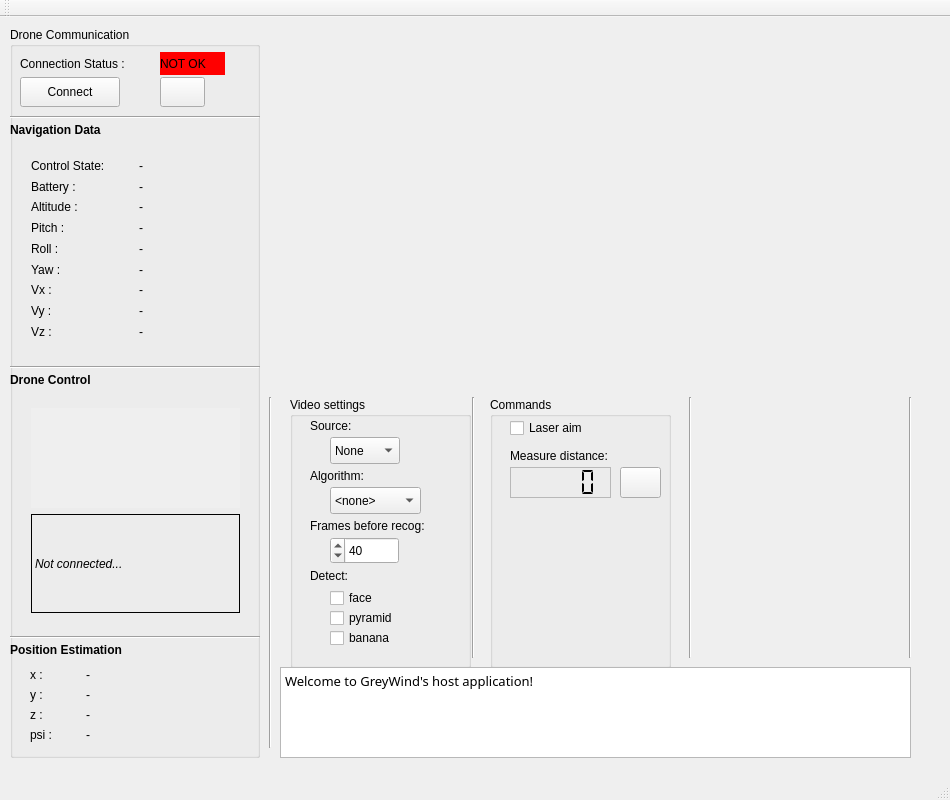
Before: the Qt Designer form HostApplication/GUI/mainwindow.ui in Nicobite/GreyWind, drawn with Qt 5.
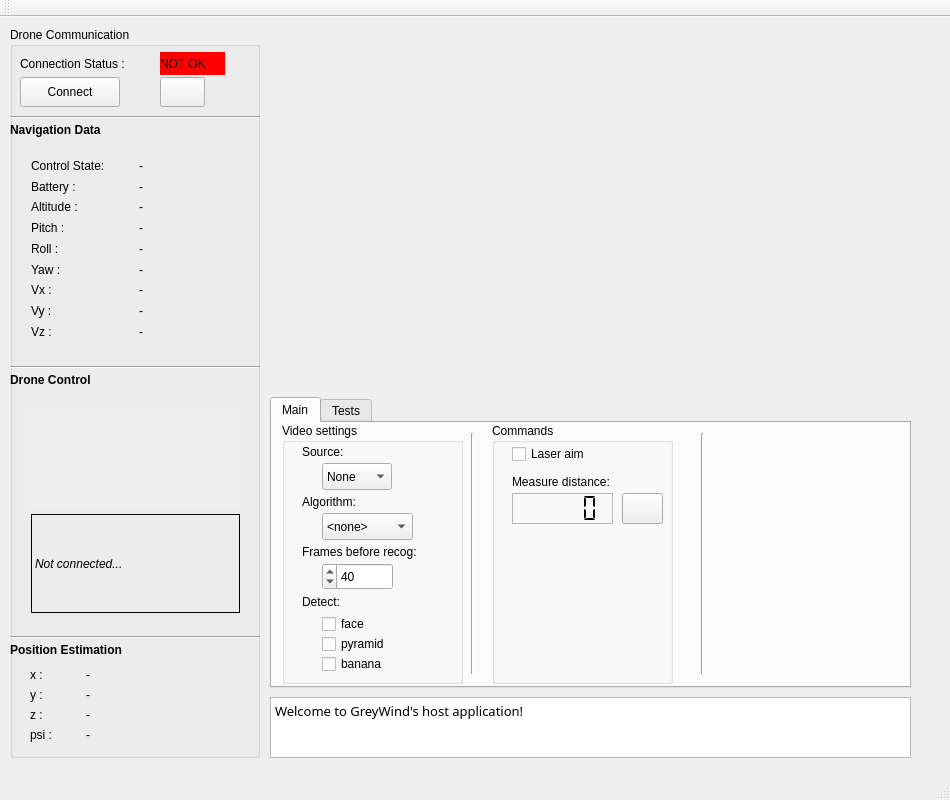
After: the same form once the commit is applied. Icons and pictures are not drawn. Custom widgets are drawn as their Qt base class.

Diff of the .ui file:
```diff
--- a/HostApplication/GUI/mainwindow.ui
+++ b/HostApplication/GUI/mainwindow.ui
@@ -38,326 +38,13 @@
    <enum>Qt::ToolButtonIconOnly</enum>
   </property>
   <widget class="QWidget" name="centralWidget">
-   <widget class="QGroupBox" name="groupBox">
-    <property name="geometry">
-     <rect>
-      <x>290</x>
-      <y>380</y>
-      <width>181</width>
-      <height>271</height>
-     </rect>
-    </property>
-    <property name="title">
-     <string>Video settings</string>
-    </property>
-    <widget class="QLabel" name="label">
-     <property name="geometry">
-      <rect>
-       <x>20</x>
-       <y>20</y>
-       <width>67</width>
-       <height>17</height>
-      </rect>
-     </property>
-     <property name="text">
-      <string>Source:</string>
-     </property>
-    </widget>
-    <widget class="QComboBox" name="srcSelect">
-     <property name="geometry">
-      <rect>
-       <x>40</x>
-       <y>40</y>
-       <width>70</width>
-       <height>27</height>
-      </rect>
-     </property>
-     <property name="focusPolicy">
-      <enum>Qt::NoFocus</enum>
-     </property>
-     <item>
-      <property name="text">
-       <string>None</string>
-      </property>
-     </item>
-     <item>
-      <property name="text">
-       <string>Local</string>
-      </property>
-     </item>
-     <item>
-      <property name="text">
-       <string>TCP</string>
-      </property>
-     </item>
-    </widget>
-    <widget class="QLabel" name="label_4">
-     <property name="geometry">
-      <rect>
-       <x>20</x>
-       <y>170</y>
-       <width>51</width>
-       <height>17</height>
-      </rect>
-     </property>
-     <property name="text">
-      <string>Detect:</string>
-     </property>
-    </widget>
-    <widget class="QComboBox" name="algSelect">
-     <property name="geometry">
-      <rect>
-       <x>40</x>
-       <y>90</y>
-       <width>91</width>
-       <height>27</height>
-      </rect>
-     </property>
-     <property name="focusPolicy">
-      <enum>Qt::NoFocus</enum>
-     </property>
-     <item>
-      <property name="text">
-       <string>&lt;none&gt;</string>
-      </property>
-     </item>
-     <item>
-      <property name="text">
-       <string>Haar</string>
-      </property>
-     </item>
-     <item>
-      <property name="text">
-       <string>...</string>
-      </property>
-     </item>
-    </widget>
-    <widget class="QDoubleSpinBox" name="framesB4Detect">
-     <property name="geometry">
-      <rect>
-       <x>40</x>
-       <y>140</y>
-       <width>69</width>
-       <height>27</height>
-      </rect>
-     </property>
-     <property name="focusPolicy">
-      <enum>Qt::ClickFocus</enum>
-     </property>
-     <property name="toolTip">
-      <string notr="true" comment="WARNING: the lower the number, the greater the LAAAG">&lt;html&gt;&lt;head/&gt;&lt;body&gt;&lt;p&gt;WARNING: The lower the number, the heavier the LAAAG&lt;/p&gt;&lt;/body&gt;&lt;/html&gt;</string>
-     </property>
-     <property name="whatsThis">
-      <string>&lt;html&gt;&lt;head/&gt;&lt;body&gt;&lt;p&gt;rqsdfsfd&lt;/p&gt;&lt;/body&gt;&lt;/html&gt;</string>
-     </property>
-     <property name="layoutDirection">
-      <enum>Qt::RightToLeft</enum>
-     </property>
-     <property name="keyboardTracking">
-      <bool>false</bool>
-     </property>
-     <property name="decimals">
-      <number>0</number>
-     </property>
-     <property name="maximum">
-      <double>200.000000000000000</double>
-     </property>
-     <property name="value">
-      <double>40.000000000000000</double>
-     </property>
-    </widget>
-    <widget class="QLabel" name="label_2">
-     <property name="geometry">
-      <rect>
-       <x>20</x>
-       <y>70</y>
-       <width>91</width>
-       <height>17</height>
-      </rect>
-     </property>
-     <property name="text">
-      <string>Algorithm:</string>
-     </property>
-    </widget>
-    <widget class="QLabel" name="label_3">
-     <property name="geometry">
-      <rect>
-       <x>20</x>
-       <y>120</y>
-       <width>161</width>
-       <height>17</height>
-      </rect>
-     </property>
-     <property name="text">
-      <string>Frames before recog:</string>
-     </property>
-    </widget>
-    <widget class="QWidget" name="tasksCheckboxes" native="true">
-     <property name="geometry">
-      <rect>
-       <x>30</x>
-       <y>180</y>
-       <width>120</width>
-       <height>80</height>
-      </rect>
-     </property>
-     <widget class="QCheckBox" name="face">
-      <property name="geometry">
-       <rect>
-        <x>10</x>
-        <y>10</y>
-        <width>97</width>
-        <height>22</height>
-       </rect>
-      </property>
-      <property name="focusPolicy">
-       <enum>Qt::NoFocus</enum>
-      </property>
-      <property name="text">
-       <string>face</string>
-      </property>
-     </widget>
-     <widget class="QCheckBox" name="banana">
-      <property name="geometry">
-       <rect>
-        <x>10</x>
-        <y>50</y>
-        <width>97</width>
-        <height>22</height>
-       </rect>
-      </property>
-      <property name="focusPolicy">
-       <enum>Qt::NoFocus</enum>
-      </property>
-      <property name="text">
-       <string>banana</string>
-      </property>
-     </widget>
-     <widget class="QCheckBox" name="pyramid">
-      <property name="geometry">
-       <rect>
-        <x>10</x>
-        <y>30</y>
-        <width>97</width>
-        <height>22</height>
-       </rect>
-      </property>
-      <property name="focusPolicy">
-       <enum>Qt::NoFocus</enum>
-      </property>
-      <property name="text">
-       <string>pyramid</string>
-      </property>
-     </widget>
-    </widget>
-   </widget>
-   <widget class="QGroupBox" name="groupBox_2">
-    <property name="geometry">
-     <rect>
-      <x>490</x>
-      <y>380</y>
-      <width>181</width>
-      <height>271</height>
-     </rect>
-    </property>
-    <property name="title">
-     <string>Commands</string>
-    </property>
-    <widget class="QLabel" name="label_6">
-     <property name="geometry">
-      <rect>
-       <x>20</x>
-       <y>50</y>
-       <width>131</width>
-       <height>17</height>
-      </rect>
-     </property>
-     <property name="text">
-      <string>Measure distance:</string>
-     </property>
-    </widget>
-    <widget class="QCheckBox" name="laserOn">
-     <property name="geometry">
-      <rect>
-       <x>20</x>
-       <y>20</y>
-       <width>97</width>
-       <height>22</height>
-      </rect>
-     </property>
-     <property name="focusPolicy">
-      <enum>Qt::NoFocus</enum>
-     </property>
-     <property name="text">
-      <string>Laser aim</string>
-     </property>
-    </widget>
-    <widget class="QLCDNumber" name="distanceDisplay">
-     <property name="geometry">
-      <rect>
-       <x>20</x>
-       <y>70</y>
-       <width>101</width>
-       <height>31</height>
-      </rect>
-     </property>
-     <property name="toolTip">
-      <string>&lt;html&gt;&lt;head/&gt;&lt;body&gt;&lt;p&gt;(centimeters)&lt;/p&gt;&lt;/body&gt;&lt;/html&gt;</string>
-     </property>
-     <property name="frameShape">
-      <enum>QFrame::StyledPanel</enum>
-     </property>
-     <property name="segmentStyle">
-      <enum>QLCDNumber::Flat</enum>
-     </property>
-    </widget>
-    <widget class="QPushButton" name="getDistance">
-     <property name="geometry">
-      <rect>
-       <x>130</x>
-       <y>70</y>
-       <width>41</width>
-       <height>31</height>
-      </rect>
-     </property>
-     <property name="focusPolicy">
-      <enum>Qt::NoFocus</enum>
-     </property>
-     <property name="text">
-      <string/>
-     </property>
-     <property name="icon">
-      <iconset resource="../HostApplication.qrc">
-       <normaloff>:/HostApplication/ressources/system-software-update.png</normaloff>:/HostApplication/ressources/system-software-update.png</iconset>
-     </property>
-     <property name="iconSize">
-      <size>
-       <width>24</width>
-       <height>24</height>
-      </size>
-     </property>
-    </widget>
-   </widget>
-   <widget class="Line" name="line">
-    <property name="geometry">
-     <rect>
-      <x>463</x>
-      <y>380</y>
-      <width>20</width>
-      <height>261</height>
-     </rect>
-    </property>
-    <property name="orientation">
-     <enum>Qt::Vertical</enum>
-    </property>
-   </widget>
    <widget class="QPlainTextEdit" name="cuteConsole">
     <property name="geometry">
      <rect>
-      <x>280</x>
-      <y>650</y>
-      <width>631</width>
-      <height>91</height>
+      <x>270</x>
+      <y>680</y>
+      <width>641</width>
+      <height>61</height>
      </rect>
     </property>
     <property name="font">
@@ -390,45 +77,6 @@
      <bool>false</bool>
     </property>
    </widget>
-   <widget class="Line" name="line_2">
-    <property name="geometry">
-     <rect>
-      <x>680</x>
-      <y>380</y>
-      <width>20</width>
-      <height>261</height>
-     </rect>
-    </property>
-    <property name="orientation">
-     <enum>Qt::Vertical</enum>
-    </property>
-   </widget>
-   <widget class="Line" name="line_3">
-    <property name="geometry">
-     <rect>
-      <x>900</x>
-      <y>380</y>
-      <width>20</width>
-      <height>261</height>
-     </rect>
-    </property>
-    <property name="orientation">
-     <enum>Qt::Vertical</enum>
-    </property>
-   </widget>
-   <widget class="Line" name="line_4">
-    <property name="geometry">
-     <rect>
-      <x>260</x>
-      <y>380</y>
-      <width>20</width>
-      <height>351</height>
-     </rect>
-    </property>
-    <property name="orientation">
-     <enum>Qt::Vertical</enum>
-    </property>
-   </widget>
    <widget class="QGroupBox" name="groupBox_3">
     <property name="geometry">
      <rect>
@@ -1468,6 +1116,355 @@
      </size>
     </property>
    </widget>
+   <widget class="QTabWidget" name="mainTabWidget">
+    <property name="geometry">
+     <rect>
+      <x>270</x>
+      <y>380</y>
+      <width>641</width>
+      <height>291</height>
+     </rect>
+    </property>
+    <property name="currentIndex">
+     <number>0</number>
+    </property>
+    <widget class="QWidget" name="tab">
+     <attribute name="title">
+      <string>Main</string>
+     </attribute>
+     <widget class="QGroupBox" name="groupBox">
+      <property name="geometry">
+       <rect>
+        <x>10</x>
+        <y>0</y>
+        <width>181</width>
+        <height>261</height>
+       </rect>
+      </property>
+      <property name="title">
+       <string>Video settings</string>
+      </property>
+      <widget class="QLabel" name="label">
+       <property name="geometry">
+        <rect>
+         <x>20</x>
+         <y>20</y>
+         <width>67</width>
+         <height>17</height>
+        </rect>
+       </property>
+       <property name="text">
+        <string>Source:</string>
+       </property>
+      </widget>
+      <widget class="QComboBox" name="srcSelect">
+       <property name="geometry">
+        <rect>
+         <x>40</x>
+         <y>40</y>
+         <width>70</width>
+         <height>27</height>
+        </rect>
+       </property>
+       <property name="focusPolicy">
+        <enum>Qt::NoFocus</enum>
+       </property>
+       <item>
+        <property name="text">
+         <string>None</string>
+        </property>
+       </item>
+       <item>
+        <property name="text">
+         <string>Local</string>
+        </property>
+       </item>
+       <item>
+        <property name="text">
+         <string>TCP</string>
+        </property>
+       </item>
+      </widget>
+      <widget class="QLabel" name="label_4">
+       <property name="geometry">
+        <rect>
+         <x>20</x>
+         <y>170</y>
+         <width>51</width>
+         <height>17</height>
+        </rect>
+       </property>
+       <property name="text">
+        <string>Detect:</string>
+       </property>
+      </widget>
+      <widget class="QComboBox" name="algSelect">
+       <property name="geometry">
+        <rect>
+         <x>40</x>
+         <y>90</y>
+         <width>91</width>
+         <height>27</height>
+        </rect>
+       </property>
+       <property name="focusPolicy">
+        <enum>Qt::NoFocus</enum>
+       </property>
+       <item>
+        <property name="text">
+         <string>&lt;none&gt;</string>
+        </property>
+       </item>
+       <item>
+        <property name="text">
+         <string>Haar</string>
+        </property>
+       </item>
+       <item>
+        <property name="text">
+         <string>...</string>
+        </property>
+       </item>
+      </widget>
+      <widget class="QDoubleSpinBox" name="framesB4Detect">
+       <property name="geometry">
+        <rect>
+         <x>40</x>
+         <y>140</y>
+         <width>71</width>
+         <height>27</height>
+        </rect>
+       </property>
+       <property name="focusPolicy">
+        <enum>Qt::ClickFocus</enum>
+       </property>
+       <property name="toolTip">
+        <string notr="true" comment="WARNING: the lower the number, the greater the LAAAG">&lt;html&gt;&lt;head/&gt;&lt;body&gt;&lt;p&gt;WARNING: The lower the number, the heavier the LAAAG&lt;/p&gt;&lt;/body&gt;&lt;/html&gt;</string>
+       </property>
+       <property name="whatsThis">
+        <string>&lt;html&gt;&lt;head/&gt;&lt;body&gt;&lt;p&gt;rqsdfsfd&lt;/p&gt;&lt;/body&gt;&lt;/html&gt;</string>
+       </property>
+       <property name="layoutDirection">
+        <enum>Qt::RightToLeft</enum>
+       </property>
+       <property name="keyboardTracking">
+        <bool>false</bool>
+       </property>
+       <property name="decimals">
+        <number>0</number>
+       </property>
+       <property name="maximum">
+        <double>200.000000000000000</double>
+       </property>
+       <property name="value">
+        <double>40.000000000000000</double>
+       </property>
+      </widget>
+      <widget class="QLabel" name="label_2">
+       <property name="geometry">
+        <rect>
+         <x>20</x>
+         <y>70</y>
+         <width>91</width>
+         <height>17</height>
+        </rect>
+       </property>
+       <property name="text">
+        <string>Algorithm:</string>
+       </property>
+      </widget>
+      <widget class="QLabel" name="label_3">
+       <property name="geometry">
+        <rect>
+         <x>20</x>
+         <y>120</y>
+         <width>161</width>
+         <height>17</height>
+        </rect>
+       </property>
+       <property name="text">
+        <string>Frames before recog:</string>
+       </property>
+      </widget>
+      <widget class="QWidget" name="tasksCheckboxes" native="true">
+       <property name="geometry">
+        <rect>
+         <x>30</x>
+         <y>180</y>
+         <width>120</width>
+         <height>80</height>
+        </rect>
+       </property>
+       <widget class="QCheckBox" name="face">
+        <property name="geometry">
+         <rect>
+          <x>10</x>
+          <y>10</y>
+          <width>97</width>
+          <height>22</height>
+         </rect>
+        </property>
+        <property name="focusPolicy">
+         <enum>Qt::NoFocus</enum>
+        </property>
+        <property name="text">
+         <string>face</string>
+        </property>
+       </widget>
+       <widget class="QCheckBox" name="banana">
+        <property name="geometry">
+         <rect>
+          <x>10</x>
+          <y>50</y>
+          <width>97</width>
+          <height>22</height>
+         </rect>
+        </property>
+        <property name="focusPolicy">
+         <enum>Qt::NoFocus</enum>
+        </property>
+        <property name="text">
+         <string>banana</string>
+        </property>
+       </widget>
+       <widget class="QCheckBox" name="pyramid">
+        <property name="geometry">
+         <rect>
+          <x>10</x>
+          <y>30</y>
+          <width>97</width>
+          <height>22</height>
+         </rect>
+        </property>
+        <property name="focusPolicy">
+         <enum>Qt::NoFocus</enum>
+        </property>
+        <property name="text">
+         <string>pyramid</string>
+        </property>
+       </widget>
+      </widget>
+     </widget>
+     <widget class="QGroupBox" name="groupBox_2">
+      <property name="geometry">
+       <rect>
+        <x>220</x>
+        <y>0</y>
+        <width>181</width>
+        <height>261</height>
+       </rect>
+      </property>
+      <property name="title">
+       <string>Commands</string>
+      </property>
+      <widget class="QLabel" name="label_6">
+       <property name="geometry">
+        <rect>
+         <x>20</x>
+         <y>50</y>
+         <width>131</width>
+         <height>17</height>
+        </rect>
+       </property>
+       <property name="text">
+        <string>Measure distance:</string>
+       </property>
+      </widget>
+      <widget class="QCheckBox" name="laserOn">
+       <property name="geometry">
+        <rect>
+         <x>20</x>
+         <y>20</y>
+         <width>97</width>
+         <height>22</height>
+        </rect>
+       </property>
+       <property name="focusPolicy">
+        <enum>Qt::NoFocus</enum>
+       </property>
+       <property name="text">
+        <string>Laser aim</string>
+       </property>
+      </widget>
+      <widget class="QLCDNumber" name="distanceDisplay">
+       <property name="geometry">
+        <rect>
+         <x>20</x>
+         <y>70</y>
+         <width>101</width>
+         <height>31</height>
+        </rect>
+       </property>
+       <property name="toolTip">
+        <string>&lt;html&gt;&lt;head/&gt;&lt;body&gt;&lt;p&gt;(centimeters)&lt;/p&gt;&lt;/body&gt;&lt;/html&gt;</string>
+       </property>
+       <property name="frameShape">
+        <enum>QFrame::StyledPanel</enum>
+       </property>
+       <property name="segmentStyle">
+        <enum>QLCDNumber::Flat</enum>
+       </property>
+      </widget>
+      <widget class="QPushButton" name="getDistance">
+       <property name="geometry">
+        <rect>
+         <x>130</x>
+         <y>70</y>
+         <width>41</width>
+         <height>31</height>
+        </rect>
+       </property>
+       <property name="focusPolicy">
+        <enum>Qt::NoFocus</enum>
+       </property>
+       <property name="text">
+        <string/>
+       </property>
+       <property name="icon">
+        <iconset resource="../HostApplication.qrc">
+         <normaloff>:/HostApplication/ressources/system-software-update.png</normaloff>:/HostApplication/ressources/system-software-update.png</iconset>
+       </property>
+       <property name="iconSize">
+        <size>
+         <width>24</width>
+         <height>24</height>
+        </size>
+       </property>
+      </widget>
+     </widget>
+     <widget class="Line" name="line_3">
+      <property name="geometry">
+       <rect>
+        <x>190</x>
+        <y>10</y>
+        <width>20</width>
+        <height>241</height>
+       </rect>
+      </property>
+      <property name="orientation">
+       <enum>Qt::Vertical</enum>
+      </property>
+     </widget>
+     <widget class="Line" name="line_4">
+      <property name="geometry">
+       <rect>
+        <x>420</x>
+        <y>10</y>
+        <width>20</width>
+        <height>241</height>
+       </rect>
+      </property>
+      <property name="orientation">
+       <enum>Qt::Vertical</enum>
+      </property>
+     </widget>
+    </widget>
+    <widget class="QWidget" name="tab_2">
+     <attribute name="title">
+      <string>Tests</string>
+     </attribute>
+    </widget>
+   </widget>
   </widget>
   <widget class="QStatusBar" name="statusBar"/>
   <widget class="QMenuBar" name="menuBar">
```
